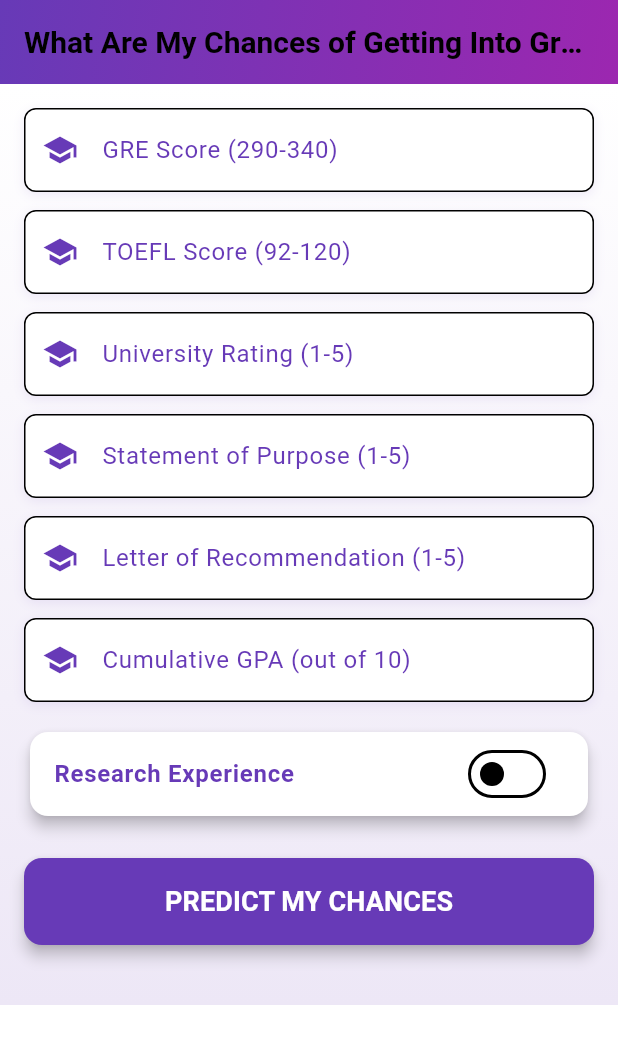
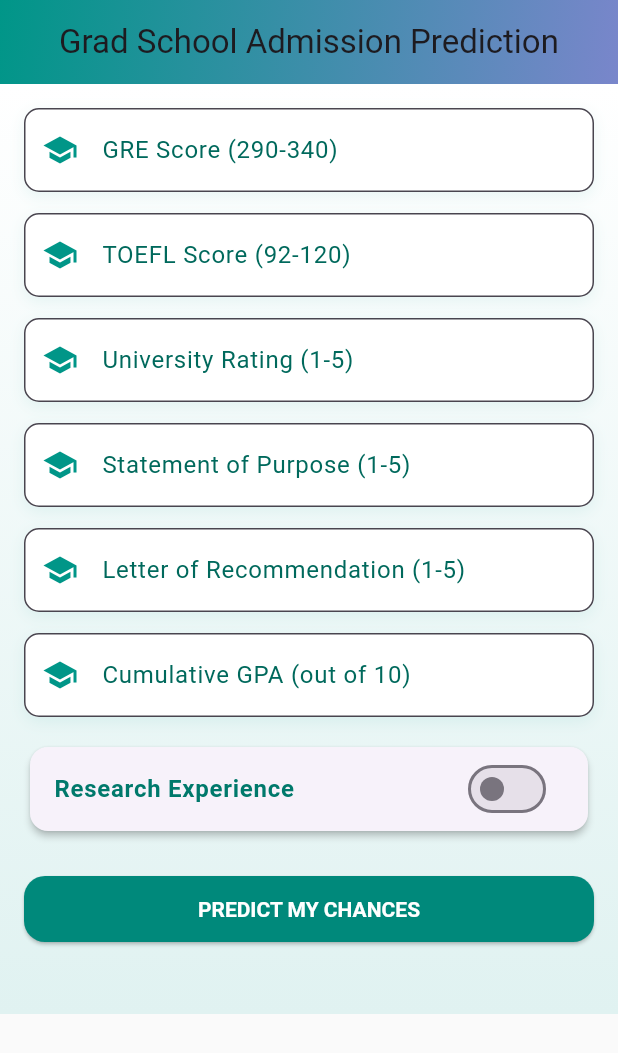
Before and after one commit to Edith123321/Am-I-getting-into-uni, a Flutter app: the screen it shows after launch, on a phone screen of 412 x 824 dp. Shown: the top 1053 px of the screen. Run offline on Flutter 3.47's test engine with Material 3 defaults, Android fonts, the light colour scheme and no system bars.

Commit message:
deploying on Render

```diff
--- a/frontend/lib/main.dart
+++ b/frontend/lib/main.dart
@@ -4,6 +4,8 @@ import 'screens/prediction_screen.dart';
 void main() => runApp(MyApp());
 
 class MyApp extends StatelessWidget {
+  const MyApp({super.key});
+
   @override
   Widget build(BuildContext context) {
     return MaterialApp(
--- a/frontend/lib/screens/prediction_screen.dart
+++ b/frontend/lib/screens/prediction_screen.dart
@@ -3,6 +3,8 @@ import '../services/api_service.dart';
 import 'package:flutter/animation.dart';
 
 class PredictionScreen extends StatefulWidget {
+  const PredictionScreen({super.key});
+
   @override
   _PredictionScreenState createState() => _PredictionScreenState();
 }
@@ -29,7 +31,7 @@ class _PredictionScreenState extends State<PredictionScreen> with SingleTickerPr
   void initState() {
     super.initState();
     _controller = AnimationController(
-      duration: const Duration(milliseconds: 800),
+      duration: Duration(milliseconds: 700),
       vsync: this,
     );
     _animation = CurvedAnimation(
@@ -64,10 +66,7 @@ class _PredictionScreenState extends State<PredictionScreen> with SingleTickerPr
       setState(() => _showResult = true);
     } catch (e) {
       ScaffoldMessenger.of(context).showSnackBar(
-        SnackBar(
-          content: Text('Error: $e'),
-          backgroundColor: Colors.deepPurple,
-        ),
+        SnackBar(content: Text('Error: $e')),
       );
       setState(() => _isLoading = false);
     }
@@ -77,49 +76,37 @@ class _PredictionScreenState extends State<PredictionScreen> with SingleTickerPr
   Widget build(BuildContext context) {
     return Theme(
       data: ThemeData(
-        primarySwatch: Colors.deepPurple,
-        colorScheme: ColorScheme.light(
-          primary: Colors.deepPurple,
-          secondary: Colors.amber,
-        ),
+        primarySwatch: Colors.teal,
+        scaffoldBackgroundColor: Colors.grey.shade50,
         elevatedButtonTheme: ElevatedButtonThemeData(
           style: ElevatedButton.styleFrom(
-            backgroundColor: Colors.deepPurple,
+            backgroundColor: Colors.teal.shade600,
             foregroundColor: Colors.white,
-            shape: RoundedRectangleBorder(
-              borderRadius: BorderRadius.circular(12),
-            ),
-            padding: EdgeInsets.symmetric(vertical: 16),
-            elevation: 4,
+            textStyle: TextStyle(fontWeight: FontWeight.bold),
+            shape: RoundedRectangleBorder(borderRadius: BorderRadius.circular(14)),
+            padding: EdgeInsets.symmetric(vertical: 14),
           ),
         ),
         inputDecorationTheme: InputDecorationTheme(
-          border: OutlineInputBorder(
-            borderRadius: BorderRadius.circular(8),
-            borderSide: BorderSide(color: Colors.deepPurple),
+          filled: true,
+          fillColor: Colors.white,
+          border: OutlineInputBorder(borderRadius: BorderRadius.circular(10)),
+          focusedBorder: OutlineInputBorder(
+            borderRadius: BorderRadius.circular(10),
+            borderSide: BorderSide(color: Colors.teal),
           ),
-          focusedBorder: OutlineInputBorder(
-            borderRadius: BorderRadius.circular(8),
-            borderSide: BorderSide(color: Colors.amber),
-          ),
-          labelStyle: TextStyle(color: Colors.deepPurple),
+          labelStyle: TextStyle(color: Colors.teal.shade800),
         ),
       ),
       child: Scaffold(
         appBar: AppBar(
-          title: Text(
-            'What Are My Chances of Getting Into Grad School?',
-            style: TextStyle(
-              fontWeight: FontWeight.bold,
-              fontSize: 20,
-            ),
-          ),
+          title: Text('Grad School Admission Prediction'),
           centerTitle: true,
           elevation: 0,
           flexibleSpace: Container(
             decoration: BoxDecoration(
               gradient: LinearGradient(
-                colors: [Colors.deepPurple, Colors.purple],
+                colors: [Colors.teal.shade500, Colors.indigo.shade300],
                 begin: Alignment.topLeft,
                 end: Alignment.bottomRight,
               ),
@@ -129,46 +116,38 @@ class _PredictionScreenState extends State<PredictionScreen> with SingleTickerPr
         body: Container(
           decoration: BoxDecoration(
             gradient: LinearGradient(
+              colors: [Colors.white, Colors.teal.shade50],
               begin: Alignment.topCenter,
               end: Alignment.bottomCenter,
-              colors: [Colors.white, Colors.deepPurple.shade50],
             ),
           ),
-          child: Padding(
-            padding: EdgeInsets.all(16.0),
           child: SingleChildScrollView(
+            padding: EdgeInsets.all(16),
             child: Form(
               key: _formKey,
               child: Column(
                 children: [
                   _buildAnimatedInput('GRE Score (290-340)', 'gre_score', TextInputType.number),
-                    SizedBox(height: 12),
+                  SizedBox(height: 14),
                   _buildAnimatedInput('TOEFL Score (92-120)', 'toefl_score', TextInputType.number),
-                    SizedBox(height: 12),
+                  SizedBox(height: 14),
                   _buildAnimatedInput('University Rating (1-5)', 'university_rating', TextInputType.number),
-                    SizedBox(height: 12),
+                  SizedBox(height: 14),
                   _buildAnimatedInput('Statement of Purpose (1-5)', 'sop', TextInputType.number),
-                    SizedBox(height: 12),
+                  SizedBox(height: 14),
                   _buildAnimatedInput('Letter of Recommendation (1-5)', 'lor', TextInputType.number),
-                    SizedBox(height: 12),
+                  SizedBox(height: 14),
                   _buildAnimatedInput('Cumulative GPA (out of 10)', 'cgpa', TextInputType.number),
                   SizedBox(height: 16),
                   Card(
-                      elevation: 4,
-                      shape: RoundedRectangleBorder(
-                        borderRadius: BorderRadius.circular(12),
-                      ),
+                    shape: RoundedRectangleBorder(borderRadius: BorderRadius.circular(12)),
+                    elevation: 2,
                     child: SwitchListTile(
-                        title: Text(
-                          'Research Experience',
-                          style: TextStyle(
-                            color: Colors.deepPurple,
-                            fontWeight: FontWeight.bold,
-                          ),
-                        ),
+                      title: Text('Research Experience',
+                          style: TextStyle(fontWeight: FontWeight.w600, color: Colors.teal.shade700)),
                       value: _formData['research'] == '1',
                       onChanged: (v) => setState(() => _formData['research'] = v ? '1' : '0'),
-                        activeColor: Colors.amber,
+                      activeColor: Colors.teal,
                     ),
                   ),
                   SizedBox(height: 24),
@@ -179,23 +158,13 @@ class _PredictionScreenState extends State<PredictionScreen> with SingleTickerPr
                       onPressed: _isLoading ? null : _submit,
                       child: _isLoading
                           ? CircularProgressIndicator(color: Colors.white)
-                            : Text(
-                                'PREDICT MY CHANCES',
-                                style: TextStyle(
-                                  fontSize: 18,
-                                  fontWeight: FontWeight.bold,
+                          : Text('PREDICT MY CHANCES'),
                     ),
                   ),
-                      ),
-                    ),
-                    SizedBox(height: 24),
+                  SizedBox(height: 30),
                   if (_showResult && _prediction != null)
-                      ScaleTransition(
-                        scale: _animation,
-                        child: _buildResultCard(),
-                      ),
+                    ScaleTransition(scale: _animation, child: _buildResultCard()),
                 ],
-                ),
               ),
             ),
           ),
@@ -206,24 +175,22 @@ class _PredictionScreenState extends State<PredictionScreen> with SingleTickerPr
 
   Widget _buildAnimatedInput(String label, String field, TextInputType type) {
     return AnimatedContainer(
-      duration: Duration(milliseconds: 300),
+      duration: Duration(milliseconds: 250),
       curve: Curves.easeInOut,
       decoration: BoxDecoration(
-        borderRadius: BorderRadius.circular(8),
+        borderRadius: BorderRadius.circular(10),
         boxShadow: [
           BoxShadow(
-            color: Colors.deepPurple.withOpacity(0.1),
-            blurRadius: 6,
-            offset: Offset(0, 2),
+            color: Colors.teal.withOpacity(0.08),
+            blurRadius: 8,
+            offset: Offset(0, 3),
           ),
         ],
       ),
       child: TextFormField(
         decoration: InputDecoration(
           labelText: label,
-          filled: true,
-          fillColor: Colors.white,
-          prefixIcon: Icon(Icons.school, color: Colors.deepPurple),
+          prefixIcon: Icon(Icons.school, color: Colors.teal),
         ),
         keyboardType: type,
         validator: (v) => v!.isEmpty ? 'Required' : null,
@@ -235,27 +202,22 @@ class _PredictionScreenState extends State<PredictionScreen> with SingleTickerPr
   Widget _buildResultCard() {
     Color resultColor;
     if (_prediction! >= 0.7) {
-      resultColor = Colors.green;
+      resultColor = Colors.green.shade600;
     } else if (_prediction! >= 0.4) {
-      resultColor = Colors.orange;
+      resultColor = Colors.orange.shade700;
     } else {
-      resultColor = Colors.red;
+      resultColor = Colors.red.shade600;
     }
 
     return Card(
-      elevation: 8,
-      shape: RoundedRectangleBorder(
-        borderRadius: BorderRadius.circular(16),
-      ),
+      shape: RoundedRectangleBorder(borderRadius: BorderRadius.circular(16)),
+      elevation: 6,
       child: Container(
         width: double.infinity,
-        padding: EdgeInsets.all(20),
+        padding: EdgeInsets.all(24),
         decoration: BoxDecoration(
           gradient: LinearGradient(
-            colors: [
-              Colors.deepPurple.shade100,
-              Colors.deepPurple.shade50,
-            ],
+            colors: [Colors.teal.shade50, Colors.teal.shade100],
             begin: Alignment.topLeft,
             end: Alignment.bottomRight,
           ),
@@ -265,40 +227,26 @@ class _PredictionScreenState extends State<PredictionScreen> with SingleTickerPr
           children: [
             Text(
               'ADMISSION PREDICTION',
-              style: TextStyle(
-                fontSize: 18,
-                fontWeight: FontWeight.bold,
-                color: Colors.deepPurple,
+              style: TextStyle(fontSize: 18, fontWeight: FontWeight.bold, color: Colors.teal.shade800),
             ),
-            ),
-            SizedBox(height: 16),
+            SizedBox(height: 20),
             Container(
-              padding: EdgeInsets.all(16),
+              padding: EdgeInsets.all(20),
               decoration: BoxDecoration(
                 shape: BoxShape.circle,
-                color: resultColor.withOpacity(0.2),
-                border: Border.all(
-                  color: resultColor,
-                  width: 4,
-                ),
+                color: resultColor.withOpacity(0.15),
+                border: Border.all(color: resultColor, width: 4),
               ),
               child: Text(
                 '${(_prediction! * 100).toStringAsFixed(1)}%',
-                style: TextStyle(
-                  fontSize: 36,
-                  fontWeight: FontWeight.bold,
-                  color: resultColor,
-                ),
+                style: TextStyle(fontSize: 36, fontWeight: FontWeight.bold, color: resultColor),
               ),
             ),
             SizedBox(height: 16),
             Text(
               _getResultMessage(),
               textAlign: TextAlign.center,
-              style: TextStyle(
-                fontSize: 16,
-                color: Colors.deepPurple.shade800,
-              ),
+              style: TextStyle(fontSize: 16, color: Colors.teal.shade800),
             ),
           ],
         ),
@@ -314,7 +262,7 @@ class _PredictionScreenState extends State<PredictionScreen> with SingleTickerPr
     } else if (_prediction! >= 0.4) {
       return 'Moderate chances. Focus on improving your weak areas.';
     } else {
-      return 'Needs improvement. Consider these recommendations:';
+      return 'Needs improvement. Consider enhancing your GRE/TOEFL or research experience.';
     }
   }
 }
```
Also changed, not shown: 1 other file. Lines whose indentation alone changed are shown as unchanged.
